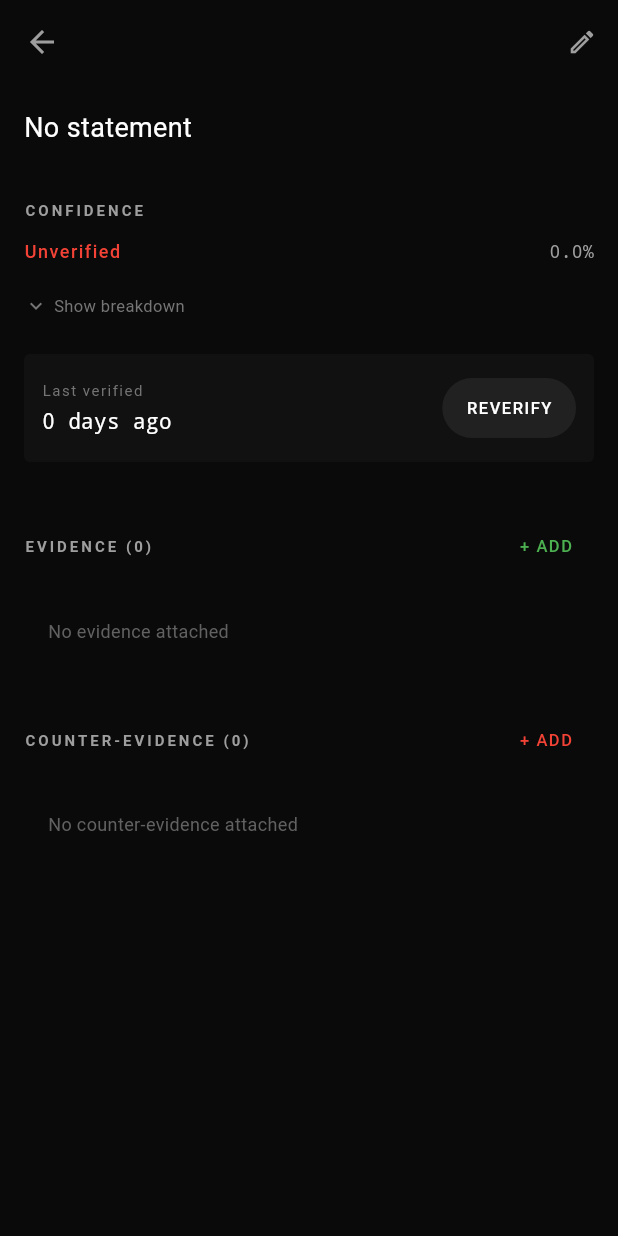
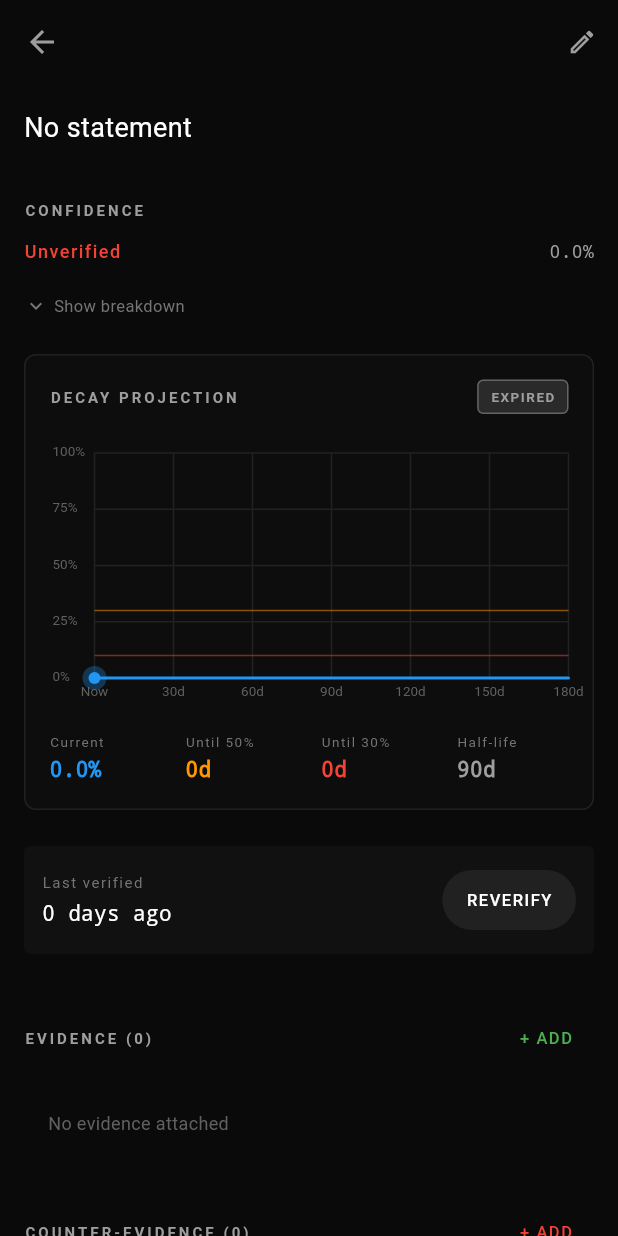
Before and after one commit to aditya22by7/oryn, a Flutter app: the ClaimDetailScreen screen opened directly with empty values, on a phone screen of 412 x 824 dp. Run offline on Flutter 3.47's test engine with Material 3 defaults, Android fonts, the phone set to English and light mode, and no system bars; our stand-ins replace file_picker, freezed_annotation, isar; accounts and stored records are empty; generated files the repository leaves out were written again.

Commit message:
feat(visualization): Add decay projection chart
- Create DecayVisualizationService for generating decay data points
- Add DecayDataPoint, DecayMilestones, and DecayStatus classes
- Create DecayChart widget with custom graph painter
- Show projected confidence curve over 180 days
- Display threshold lines at 30% and 10%
- Show milestones: current %, until 50%, until 30%, half-life
- Add status badge: Healthy, Stable, Declining, Critical, Expired
- Integrate decay chart into claim detail screen

```diff
--- /dev/null
+++ b/lib/core/services/decay_visualization_service.dart
@@ -0,0 +1,267 @@
+import 'dart:math';
+import '../models/claim.dart';
+import '../engines/decay/decay_engine.dart';
+import '../engines/confidence/confidence_engine.dart';
+
+/// Decay Visualization Service
+///
+/// Generates data points for visualizing confidence decay over time.
+class DecayVisualizationService {
+
+  /// Generates confidence values over a time range
+  /// Returns list of data points for graphing
+  static List<DecayDataPoint> generateDecayCurve({
+    required Claim claim,
+    int daysToProject = 365,
+    int dataPoints = 50,
+  }) {
+    final points = <DecayDataPoint>[];
+    final now = DateTime.now();
+
+    // Calculate interval between data points
+    final intervalDays = daysToProject / dataPoints;
+
+    for (int i = 0; i <= dataPoints; i++) {
+      final daysFromNow = (i * intervalDays).round();
+      final futureDate = now.add(Duration(days: daysFromNow));
+
+      // Calculate confidence at this future date
+      final confidence = ConfidenceEngine.computeConfidence(
+        claim,
+        currentTime: futureDate,
+      );
+
+      points.add(DecayDataPoint(
+        day: daysFromNow,
+        confidence: confidence,
+        date: futureDate,
+      ));
+    }
+
+    return points;
+  }
+
+  /// Generates historical confidence values
+  /// Shows how confidence has changed since claim creation
+  static List<DecayDataPoint> generateHistoricalCurve({
+    required Claim claim,
+    int dataPoints = 50,
+  }) {
+    final points = <DecayDataPoint>[];
+    final now = DateTime.now();
+    final createdAt = claim.createdAt ?? now;
+
+    // Calculate days since creation
+    final daysSinceCreation = now.difference(createdAt).inDays;
+    if (daysSinceCreation <= 0) {
+      // Claim was just created, return single point
+      return [
+        DecayDataPoint(
+          day: 0,
+          confidence: claim.confidenceScore,
+          date: now,
+        ),
+      ];
+    }
+
+    final intervalDays = daysSinceCreation / dataPoints;
+
+    for (int i = 0; i <= dataPoints; i++) {
+      final daysFromCreation = (i * intervalDays).round();
+      final pastDate = createdAt.add(Duration(days: daysFromCreation));
+
+      // Calculate confidence at this past date
+      final confidence = ConfidenceEngine.computeConfidence(
+        claim,
+        currentTime: pastDate,
+      );
+
+      points.add(DecayDataPoint(
+        day: daysFromCreation,
+        confidence: confidence,
+        date: pastDate,
+      ));
+    }
+
+    return points;
+  }
+
+  /// Calculates key decay milestones
+  static DecayMilestones calculateMilestones({
+    required Claim claim,
+  }) {
+    final now = DateTime.now();
+    final currentConfidence = claim.confidenceScore;
+    final halfLife = claim.decayHalfLifeDays;
+    final lastVerified = claim.lastVerifiedAt ?? claim.createdAt ?? now;
+
+    // Days until various confidence thresholds
+    final daysUntil50Percent = _daysUntilConfidence(
+      claim: claim,
+      targetConfidence: 0.5,
+      currentTime: now,
+    );
+
+    final daysUntil30Percent = _daysUntilConfidence(
+      claim: claim,
+      targetConfidence: 0.3,
+      currentTime: now,
+    );
+
+    final daysUntil10Percent = _daysUntilConfidence(
+      claim: claim,
+      targetConfidence: 0.1,
+      currentTime: now,
+    );
+
+    // Days since last verification
+    final daysSinceVerification = now.difference(lastVerified).inDays;
+
+    // Decay rate (percentage lost per day)
+    final decayRatePerDay = (1 - exp(-1.0 / halfLife)) * 100;
+
+    return DecayMilestones(
+      currentConfidence: currentConfidence,
+      daysSinceVerification: daysSinceVerification,
+      daysUntil50Percent: daysUntil50Percent,
+      daysUntil30Percent: daysUntil30Percent,
+      daysUntil10Percent: daysUntil10Percent,
+      decayRatePerDay: decayRatePerDay,
+      halfLifeDays: halfLife,
+    );
+  }
+
+  /// Calculates days until confidence drops to target
+  static int? _daysUntilConfidence({
+    required Claim claim,
+    required double targetConfidence,
+    required DateTime currentTime,
+  }) {
+    final currentConfidence = ConfidenceEngine.computeConfidence(
+      claim,
+      currentTime: currentTime,
+    );
+
+    // If already below target, return 0
+    if (currentConfidence <= targetConfidence) return 0;
+
+    // Binary search for the day when confidence drops below target
+    int low = 0;
+    int high = 3650; // Max 10 years
+
+    while (low < high) {
+      final mid = (low + high) ~/ 2;
+      final futureDate = currentTime.add(Duration(days: mid));
+      final futureConfidence = ConfidenceEngine.computeConfidence(
+        claim,
+        currentTime: futureDate,
+      );
+
+      if (futureConfidence <= targetConfidence) {
+        high = mid;
+      } else {
+        low = mid + 1;
+      }
+    }
+
+    // If never reaches target within 10 years, return null
+    if (low >= 3650) return null;
+
+    return low;
+  }
+
+  /// Gets decay status with color coding
+  static DecayStatus getDecayStatus(Claim claim) {
+    final confidence = claim.confidenceScore;
+    final daysSinceVerification = DateTime.now()
+        .difference(claim.lastVerifiedAt ?? claim.createdAt ?? DateTime.now())
+        .inDays;
+
+    if (confidence >= 0.7 && daysSinceVerification < 30) {
+      return DecayStatus.healthy;
+    } else if (confidence >= 0.5 && daysSinceVerification < 60) {
+      return DecayStatus.stable;
+    } else if (confidence >= 0.3) {
+      return DecayStatus.declining;
+    } else if (confidence >= 0.1) {
+      return DecayStatus.critical;
+    } else {
+      return DecayStatus.expired;
+    }
+  }
+}
+
+/// Single data point for decay visualization
+class DecayDataPoint {
+  final int day;
+  final double confidence;
+  final DateTime date;
+
+  const DecayDataPoint({
+    required this.day,
+    required this.confidence,
+    required this.date,
+  });
+}
+
+/// Key milestones in the decay timeline
+class DecayMilestones {
+  final double currentConfidence;
+  final int daysSinceVerification;
+  final int? daysUntil50Percent;
+  final int? daysUntil30Percent;
+  final int? daysUntil10Percent;
+  final double decayRatePerDay;
+  final int halfLifeDays;
+
+  const DecayMilestones({
+    required this.currentConfidence,
+    required this.daysSinceVerification,
+    required this.daysUntil50Percent,
+    required this.daysUntil30Percent,
+    required this.daysUntil10Percent,
+    required this.decayRatePerDay,
+    required this.halfLifeDays,
+  });
+}
+
+/// Decay status categories
+enum DecayStatus {
+  healthy,
+  stable,
+  declining,
+  critical,
+  expired,
+}
+
+extension DecayStatusExtension on DecayStatus {
+  String get displayName {
+    switch (this) {
+      case DecayStatus.healthy:
+        return 'Healthy';
+      case DecayStatus.stable:
+        return 'Stable';
+      case DecayStatus.declining:
+        return 'Declining';
+      case DecayStatus.critical:
+        return 'Critical';
+      case DecayStatus.expired:
+        return 'Expired';
+    }
+  }
+
+  String get description {
+    switch (this) {
+      case DecayStatus.healthy:
+        return 'Recently verified with high confidence';
+      case DecayStatus.stable:
+        return 'Confidence is holding steady';
+      case DecayStatus.declining:
+        return 'Confidence is decreasing, consider reverifying';
+      case DecayStatus.critical:
+        return 'Needs immediate reverification';
+      case DecayStatus.expired:
+        return 'Confidence too low, add more evidence';
+    }
+  }
+}
--- a/lib/presentation/screens/claim_detail_screen.dart
+++ b/lib/presentation/screens/claim_detail_screen.dart
@@ -4,6 +4,7 @@ import '../../core/engines/claim/claim_engine.dart';
 import '../../core/engines/confidence/confidence_engine.dart';
 import '../../data/repositories/claim_repository.dart';
 import '../widgets/confidence_bar.dart';
+import '../widgets/decay_chart.dart';
 import '../widgets/evidence_tile.dart';
 import 'attach_evidence_screen.dart';
 import 'create_claim_screen.dart';
@@ -158,6 +159,15 @@ class _ClaimDetailScreenState extends State<ClaimDetailScreen> {
               const SizedBox(height: 12),
               _buildBreakdownCard(breakdown),
             ],
+
+            const SizedBox(height: 24),
+
+            // Decay chart
+            DecayChart(
+              claim: _claim,
+              daysToProject: 180,
+              height: 180,
+            ),
 
             const SizedBox(height: 24),
 
--- /dev/null
+++ b/lib/presentation/widgets/decay_chart.dart
@@ -0,0 +1,426 @@
+import 'package:flutter/material.dart';
+import '../../core/models/claim.dart';
+import '../../core/services/decay_visualization_service.dart';
+
+/// Decay Chart Widget
+///
+/// Displays a visual graph of confidence decay over time.
+/// Shows projected future decay and key milestones.
+class DecayChart extends StatelessWidget {
+  final Claim claim;
+  final int daysToProject;
+  final double height;
+
+  const DecayChart({
+    super.key,
+    required this.claim,
+    this.daysToProject = 180,
+    this.height = 200,
+  });
+
+  @override
+  Widget build(BuildContext context) {
+    final dataPoints = DecayVisualizationService.generateDecayCurve(
+      claim: claim,
+      daysToProject: daysToProject,
+      dataPoints: 30,
+    );
+
+    final milestones = DecayVisualizationService.calculateMilestones(
+      claim: claim,
+    );
+
+    final status = DecayVisualizationService.getDecayStatus(claim);
+
+    return Container(
+      padding: const EdgeInsets.all(16),
+      decoration: BoxDecoration(
+        color: const Color(0xFF0D0D0D),
+        borderRadius: BorderRadius.circular(8),
+        border: Border.all(color: Colors.grey[900]!),
+      ),
+      child: Column(
+        crossAxisAlignment: CrossAxisAlignment.start,
+        children: [
+          // Header
+          Row(
+            mainAxisAlignment: MainAxisAlignment.spaceBetween,
+            children: [
+              Text(
+                'DECAY PROJECTION',
+                style: TextStyle(
+                  color: Colors.grey[500],
+                  fontSize: 10,
+                  fontWeight: FontWeight.w600,
+                  letterSpacing: 2,
+                ),
+              ),
+              _StatusBadge(status: status),
+            ],
+          ),
+
+          const SizedBox(height: 16),
+
+          // Chart
+          SizedBox(
+            height: height,
+            child: _DecayGraph(
+              dataPoints: dataPoints,
+              daysToProject: daysToProject,
+            ),
+          ),
+
+          const SizedBox(height: 16),
+
+          // Milestones
+          _MilestonesRow(milestones: milestones),
+        ],
+      ),
+    );
+  }
+}
+
+/// Status badge showing decay health
+class _StatusBadge extends StatelessWidget {
+  final DecayStatus status;
+
+  const _StatusBadge({required this.status});
+
+  Color get _color {
+    switch (status) {
+      case DecayStatus.healthy:
+        return Colors.green;
+      case DecayStatus.stable:
+        return Colors.blue;
+      case DecayStatus.declining:
+        return Colors.orange;
+      case DecayStatus.critical:
+        return Colors.red;
+      case DecayStatus.expired:
+        return Colors.grey;
+    }
+  }
+
+  @override
+  Widget build(BuildContext context) {
+    return Container(
+      padding: const EdgeInsets.symmetric(horizontal: 8, vertical: 4),
+      decoration: BoxDecoration(
+        color: _color.withOpacity(0.2),
+        borderRadius: BorderRadius.circular(4),
+        border: Border.all(color: _color.withOpacity(0.5)),
+      ),
+      child: Text(
+        status.displayName.toUpperCase(),
+        style: TextStyle(
+          color: _color,
+          fontSize: 9,
+          fontWeight: FontWeight.w600,
+          letterSpacing: 1,
+        ),
+      ),
+    );
+  }
+}
+
+/// The actual graph rendering
+class _DecayGraph extends StatelessWidget {
+  final List<DecayDataPoint> dataPoints;
+  final int daysToProject;
+
+  const _DecayGraph({
+    required this.dataPoints,
+    required this.daysToProject,
+  });
+
+  @override
+  Widget build(BuildContext context) {
+    return CustomPaint(
+      size: Size.infinite,
+      painter: _DecayGraphPainter(
+        dataPoints: dataPoints,
+        daysToProject: daysToProject,
+      ),
+    );
+  }
+}
+
+/// Custom painter for the decay graph
+class _DecayGraphPainter extends CustomPainter {
+  final List<DecayDataPoint> dataPoints;
+  final int daysToProject;
+
+  _DecayGraphPainter({
+    required this.dataPoints,
+    required this.daysToProject,
+  });
+
+  @override
+  void paint(Canvas canvas, Size size) {
+    if (dataPoints.isEmpty) return;
+
+    final width = size.width;
+    final height = size.height;
+
+    // Padding for labels
+    const leftPadding = 30.0;
+    const bottomPadding = 20.0;
+    const topPadding = 10.0;
+
+    final graphWidth = width - leftPadding;
+    final graphHeight = height - bottomPadding - topPadding;
+
+    // Draw grid lines and labels
+    _drawGrid(canvas, size, leftPadding, topPadding, graphWidth, graphHeight);
+
+    // Draw threshold lines
+    _drawThresholdLines(canvas, leftPadding, topPadding, graphWidth, graphHeight);
+
+    // Draw the decay curve
+    _drawCurve(canvas, leftPadding, topPadding, graphWidth, graphHeight);
+
+    // Draw current position marker
+    _drawCurrentMarker(canvas, leftPadding, topPadding, graphWidth, graphHeight);
+  }
+
+  void _drawGrid(Canvas canvas, Size size, double leftPadding, double topPadding, double graphWidth, double graphHeight) {
+    final gridPaint = Paint()
+      ..color = Colors.grey[900]!
+      ..strokeWidth = 1;
+
+    final textStyle = TextStyle(
+      color: Colors.grey[700],
+      fontSize: 9,
+    );
+
+    // Horizontal lines (confidence levels)
+    for (var i = 0; i <= 4; i++) {
+      final y = topPadding + (graphHeight * (1 - i / 4));
+      canvas.drawLine(
+        Offset(leftPadding, y),
+        Offset(leftPadding + graphWidth, y),
+        gridPaint,
+      );
+
+      // Label
+      final label = '${(i * 25)}%';
+      final textSpan = TextSpan(text: label, style: textStyle);
+      final textPainter = TextPainter(
+        text: textSpan,
+        textDirection: TextDirection.ltr,
+      );
+      textPainter.layout();
+      textPainter.paint(canvas, Offset(2, y - 6));
+    }
+
+    // Vertical lines (time)
+    final monthInterval = daysToProject ~/ 6;
+    for (var i = 0; i <= 6; i++) {
+      final x = leftPadding + (graphWidth * i / 6);
+      canvas.drawLine(
+        Offset(x, topPadding),
+        Offset(x, topPadding + graphHeight),
+        gridPaint,
+      );
+
+      // Label
+      final days = i * monthInterval;
+      final label = days == 0 ? 'Now' : '${days}d';
+      final textSpan = TextSpan(text: label, style: textStyle);
+      final textPainter = TextPainter(
+        text: textSpan,
+        textDirection: TextDirection.ltr,
+      );
+      textPainter.layout();
+      textPainter.paint(
+        canvas,
+        Offset(x - textPainter.width / 2, topPadding + graphHeight + 4),
+      );
+    }
+  }
+
+  void _drawThresholdLines(Canvas canvas, double leftPadding, double topPadding, double graphWidth, double graphHeight) {
+    // 30% threshold line (needs reverification)
+    final threshold30Paint = Paint()
+      ..color = Colors.orange.withOpacity(0.5)
+      ..strokeWidth = 1
+      ..style = PaintingStyle.stroke;
+
+    final y30 = topPadding + graphHeight * (1 - 0.3);
+    canvas.drawLine(
+      Offset(leftPadding, y30),
+      Offset(leftPadding + graphWidth, y30),
+      threshold30Paint,
+    );
+
+    // 10% threshold line (critical)
+    final threshold10Paint = Paint()
+      ..color = Colors.red.withOpacity(0.5)
+      ..strokeWidth = 1
+      ..style = PaintingStyle.stroke;
+
+    final y10 = topPadding + graphHeight * (1 - 0.1);
+    canvas.drawLine(
+      Offset(leftPadding, y10),
+      Offset(leftPadding + graphWidth, y10),
+      threshold10Paint,
+    );
+  }
+
+  void _drawCurve(Canvas canvas, double leftPadding, double topPadding, double graphWidth, double graphHeight) {
+    if (dataPoints.length < 2) return;
+
+    final path = Path();
+    final fillPath = Path();
+
+    for (var i = 0; i < dataPoints.length; i++) {
+      final point = dataPoints[i];
+      final x = leftPadding + (graphWidth * point.day / daysToProject);
+      final y = topPadding + graphHeight * (1 - point.confidence);
+
+      if (i == 0) {
+        path.moveTo(x, y);
+        fillPath.moveTo(x, topPadding + graphHeight);
+        fillPath.lineTo(x, y);
+      } else {
+        path.lineTo(x, y);
+        fillPath.lineTo(x, y);
+      }
+    }
+
+    // Close fill path
+    final lastPoint = dataPoints.last;
+    final lastX = leftPadding + (graphWidth * lastPoint.day / daysToProject);
+    fillPath.lineTo(lastX, topPadding + graphHeight);
+    fillPath.close();
+
+    // Draw fill gradient
+    final fillPaint = Paint()
+      ..shader = LinearGradient(
+        begin: Alignment.topCenter,
+        end: Alignment.bottomCenter,
+        colors: [
+          Colors.blue.withOpacity(0.3),
+          Colors.blue.withOpacity(0.0),
+        ],
+      ).createShader(Rect.fromLTWH(leftPadding, topPadding, graphWidth, graphHeight));
+
+    canvas.drawPath(fillPath, fillPaint);
+
+    // Draw curve line
+    final linePaint = Paint()
+      ..color = Colors.blue
+      ..strokeWidth = 2
+      ..style = PaintingStyle.stroke
+      ..strokeCap = StrokeCap.round;
+
+    canvas.drawPath(path, linePaint);
+  }
+
+  void _drawCurrentMarker(Canvas canvas, double leftPadding, double topPadding, double graphWidth, double graphHeight) {
+    if (dataPoints.isEmpty) return;
+
+    final currentPoint = dataPoints.first;
+    final x = leftPadding;
+    final y = topPadding + graphHeight * (1 - currentPoint.confidence);
+
+    // Outer circle
+    final outerPaint = Paint()
+      ..color = Colors.blue.withOpacity(0.3)
+      ..style = PaintingStyle.fill;
+    canvas.drawCircle(Offset(x, y), 8, outerPaint);
+
+    // Inner circle
+    final innerPaint = Paint()
+      ..color = Colors.blue
+      ..style = PaintingStyle.fill;
+    canvas.drawCircle(Offset(x, y), 4, innerPaint);
+  }
+
+  @override
+  bool shouldRepaint(covariant CustomPainter oldDelegate) => true;
+}
+
+/// Row showing key milestones
+class _MilestonesRow extends StatelessWidget {
+  final DecayMilestones milestones;
+
+  const _MilestonesRow({required this.milestones});
+
+  @override
+  Widget build(BuildContext context) {
+    return Row(
+      children: [
+        _MilestoneItem(
+          label: 'Current',
+          value: '${(milestones.currentConfidence * 100).toStringAsFixed(1)}%',
+          color: Colors.blue,
+        ),
+        const SizedBox(width: 16),
+        _MilestoneItem(
+          label: 'Until 50%',
+          value: milestones.daysUntil50Percent != null
+              ? '${milestones.daysUntil50Percent}d'
+              : 'N/A',
+          color: Colors.orange,
+        ),
+        const SizedBox(width: 16),
+        _MilestoneItem(
+          label: 'Until 30%',
+          value: milestones.daysUntil30Percent != null
+              ? '${milestones.daysUntil30Percent}d'
+              : 'N/A',
+          color: Colors.red,
+        ),
+        const SizedBox(width: 16),
+        _MilestoneItem(
+          label: 'Half-life',
+          value: '${milestones.halfLifeDays}d',
+          color: Colors.grey,
+        ),
+      ],
+    );
+  }
+}
+
+/// Single milestone item
+class _MilestoneItem extends StatelessWidget {
+  final String label;
+  final String value;
+  final Color color;
+
+  const _MilestoneItem({
+    required this.label,
+    required this.value,
+    required this.color,
+  });
+
+  @override
+  Widget build(BuildContext context) {
+    return Expanded(
+      child: Column(
+        crossAxisAlignment: CrossAxisAlignment.start,
+        children: [
+          Text(
+            label,
+            style: TextStyle(
+              color: Colors.grey[600],
+              fontSize: 9,
+              letterSpacing: 1,
+            ),
+          ),
+          const SizedBox(height: 2),
+          Text(
+            value,
+            style: TextStyle(
+              color: color,
+              fontSize: 14,
+              fontWeight: FontWeight.w600,
+              fontFamily: 'monospace',
+            ),
+          ),
+        ],
+      ),
+    );
+  }
+}
```
